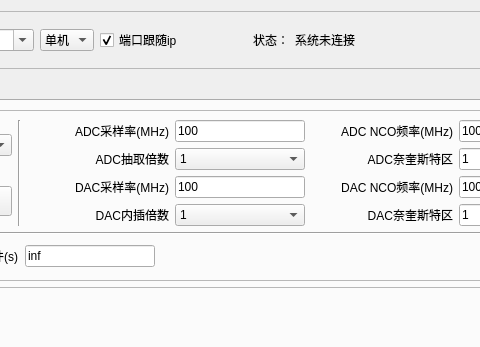
Above: ui/main_frame.ui from sunningxiao/RFSdemo before the change; both pictures show x 297 to 777 and y 0 to 347 of the 1204 by 980 pixel window. Below: the same form after it.
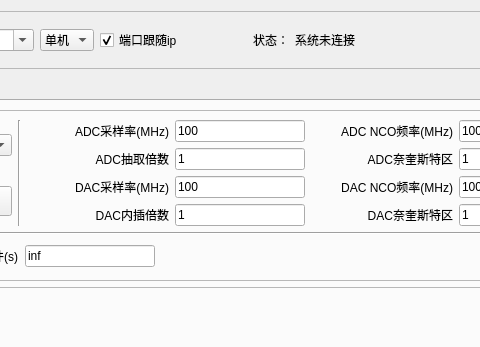
That is the form after the change.

Commit message: perf(RF配置): 支持任意配置DA/AD的内插/抽取倍数

What changed in the file:
```diff
--- a/ui/main_frame.ui
+++ b/ui/main_frame.ui
@@ -1363,42 +1363,6 @@
                   </property>
                  </widget>
                 </item>
-                <item row="2" column="4">
-                 <widget class="QComboBox" name="select_adc_extract">
-                  <property name="minimumSize">
-                   <size>
-                    <width>100</width>
-                    <height>0</height>
-                   </size>
-                  </property>
-                  <property name="maximumSize">
-                   <size>
-                    <width>130</width>
-                    <height>16777215</height>
-                   </size>
-                  </property>
-                  <item>
-                   <property name="text">
-                    <string>1</string>
-                   </property>
-                  </item>
-                  <item>
-                   <property name="text">
-                    <string>2</string>
-                   </property>
-                  </item>
-                  <item>
-                   <property name="text">
-                    <string>4</string>
-                   </property>
-                  </item>
-                  <item>
-                   <property name="text">
-                    <string>8</string>
-                   </property>
-                  </item>
-                 </widget>
-                </item>
                 <item row="1" column="2" rowspan="4">
                  <widget class="Line" name="line_6">
                   <property name="orientation">
@@ -1457,42 +1421,6 @@
                   </property>
                  </widget>
                 </item>
-                <item row="4" column="4">
-                 <widget class="QComboBox" name="select_dac_extract">
-                  <property name="minimumSize">
-                   <size>
-                    <width>100</width>
-                    <height>0</height>
-                   </size>
-                  </property>
-                  <property name="maximumSize">
-                   <size>
-                    <width>130</width>
-                    <height>16777215</height>
-                   </size>
-                  </property>
-                  <item>
-                   <property name="text">
-                    <string>1</string>
-                   </property>
-                  </item>
-                  <item>
-                   <property name="text">
-                    <string>2</string>
-                   </property>
-                  </item>
-                  <item>
-                   <property name="text">
-                    <string>4</string>
-                   </property>
-                  </item>
-                  <item>
-                   <property name="text">
-                    <string>8</string>
-                   </property>
-                  </item>
-                 </widget>
-                </item>
                 <item row="3" column="4">
                  <widget class="QLineEdit" name="txt_dac_sample">
                   <property name="maximumSize">
@@ -1573,6 +1501,38 @@
                   </property>
                  </widget>
                 </item>
+                <item row="4" column="4">
+                 <widget class="QLineEdit" name="txt_dac_extract">
+                  <property name="maximumSize">
+                   <size>
+                    <width>130</width>
+                    <height>16777215</height>
+                   </size>
+                  </property>
+                  <property name="text">
+                   <string>1</string>
+                  </property>
+                 </widget>
+                </item>
+                <item row="2" column="4">
+                 <widget class="QLineEdit" name="txt_adc_extract">
+                  <property name="minimumSize">
+                   <size>
+                    <width>80</width>
+                    <height>0</height>
+                   </size>
+                  </property>
+                  <property name="maximumSize">
+                   <size>
+                    <width>130</width>
+                    <height>16777215</height>
+                   </size>
+                  </property>
+                  <property name="text">
+                   <string>1</string>
+                  </property>
+                 </widget>
+                </item>
                </layout>
               </item>
               <item>
```
Left out of the diff: 6 changed lines with no effect on the pictures. The commit also changes 2 other files.
